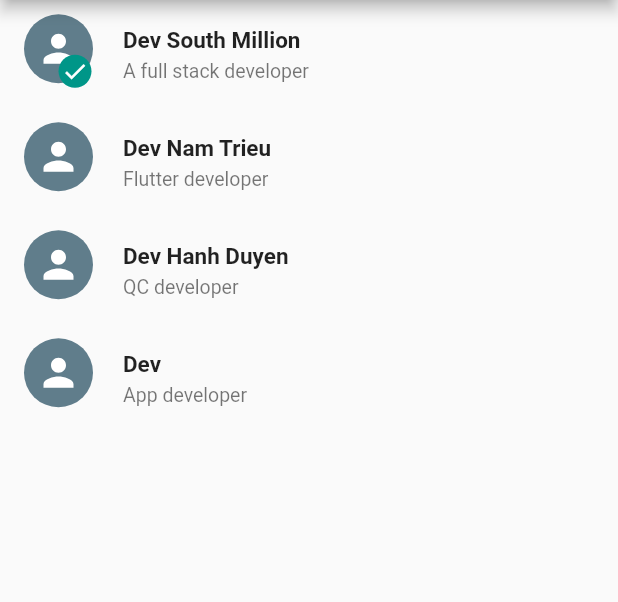
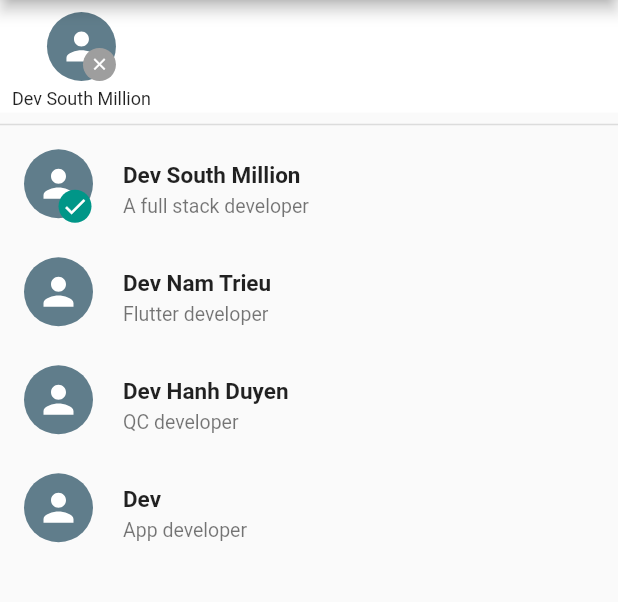
Before and after one commit to TrieuNam/chat_app, a Flutter app: the CreateGroup screen opened directly, after a tap on "Dev South Million", on a phone screen of 412 x 824 dp, the part 84-686 px from its top. Run offline on Flutter 3.47's test engine with Material 2 defaults, Android fonts, the phone set to English and light mode, and no system bars; our stand-ins replace emoji_picker_flutter, flutter_svg; Roboto replaces fonts that are missing (OpenSans).

Commit message:
Working on Create New Group Page

```diff
--- /dev/null
+++ b/lib/CustomUI/AvataCard.dart
@@ -0,0 +1,54 @@
+import 'package:chap_app/Model/ChatModel.dart';
+import 'package:flutter/material.dart';
+import 'package:flutter_svg/svg.dart';
+
+class AvataCard extends StatelessWidget {
+  const AvataCard({Key? key, required this.contact}) : super(key: key);
+  final ChatModel contact;
+
+  @override
+  Widget build(BuildContext context) {
+    return Padding(
+      padding: const EdgeInsets.symmetric(vertical: 2, horizontal: 8),
+      child: Column(
+        mainAxisAlignment: MainAxisAlignment.end,
+        children: [
+          Stack(
+            children: [
+              CircleAvatar(
+                radius: 23,
+                child: SvgPicture.asset(
+                  "assets/person.svg",
+                  color: Colors.white,
+                  height: 30,
+                  width: 30,
+                ),
+                backgroundColor: Colors.blueGrey,
+              ),
+              Positioned(
+                bottom: 0,
+                right: 0,
+                child: CircleAvatar(
+                  backgroundColor: Colors.grey,
+                  radius: 11,
+                  child: Icon(
+                    Icons.clear,
+                    color: Colors.white,
+                    size: 13,
+                  ),
+                ),
+              ),
+            ],
+          ),
+          SizedBox(
+            height: 5,
+          ),
+          Text(
+            contact.name,
+            style: TextStyle(fontSize: 12),
+          )
+        ],
+      ),
+    );
+  }
+}
--- a/lib/CustomUI/ContactCard.dart
+++ b/lib/CustomUI/ContactCard.dart
@@ -9,6 +9,7 @@ class ContacCard extends StatelessWidget {
   @override
   Widget build(BuildContext context) {
     return ListTile(
+
       leading: Container(
         height: 53,
         width: 50,
--- a/lib/Screens/CreateGroup.dart
+++ b/lib/Screens/CreateGroup.dart
@@ -1,3 +1,4 @@
+import 'package:chap_app/CustomUI/AvataCard.dart';
 import 'package:chap_app/CustomUI/ButtonCard.dart';
 import 'package:chap_app/CustomUI/ContactCard.dart';
 import 'package:chap_app/Model/ChatModel.dart';
@@ -50,25 +51,67 @@ class _CreateGroupState extends State<CreateGroup> {
               )),
         ],
       ),
-      body: ListView.builder(
-          itemCount: contacts.length,
+      body: Stack(
+        children: [
+          Container(
+            child: ListView.builder(
+                itemCount: contacts.length+1,
                 itemBuilder: (context, indext) {
+                  if (indext == 0) {
+                    return Container(
+                      height: groups.length > 0 ? 90 : 10,
+                    );
+                  }
                   return InkWell(
                     onTap: () {
-                  if (contacts[indext].select == false) {
+                      if (contacts[indext-1].select == false) {
                         setState(() {
-                      contacts[indext].select = true;
-                      groups.add(contacts[indext]);
+                          contacts[indext-1].select = true;
+                          groups.add(contacts[indext-1]);
                         });
                       } else {
                         setState(() {
-                      contacts[indext].select = false;
-                      groups.remove(contacts[indext]);
+                          contacts[indext-1].select = false;
+                          groups.remove(contacts[indext-1]);
                         });
                       }
                     },
-                child: ContacCard(contact: contacts[indext]));
+                    child: ContacCard(contact: contacts[indext-1]),
+                  );
                 }),
+          ),
+          groups.length > 0
+              ? Column(
+                  children: [
+                    Container(
+                      height: 75,
+                      color: Colors.white,
+                      child: ListView.builder(
+                          scrollDirection: Axis.horizontal,
+                          itemCount: contacts.length,
+                          itemBuilder: (context, index) {
+                            if (contacts[index].select == true) {
+                              return InkWell(
+                                  onTap: () {
+                                    setState(() {
+                                      groups.remove(contacts[index]);
+                                      contacts[index].select = false;
+                                    });
+                                  },
+                                  child: AvataCard(contact: contacts[index]));
+                            } else {
+                              return Container();
+                            }
+                          }),
+                    ),
+                    Divider(
+                      thickness: 1,
+                    )
+                  ],
+                )
+              : Container()
+        ],
+      ),
     );
   }
 }
```
Lines whose indentation alone changed are shown as unchanged.
